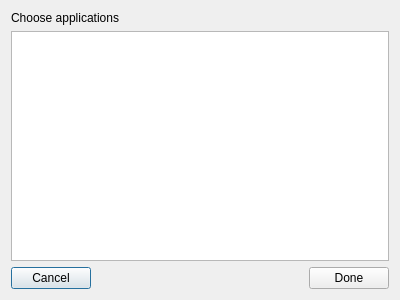
The window that src/gui/widgets/schedule/applicationdialog.ui (bergamontt/sunflower) describes before a commit, drawn with Qt 5.
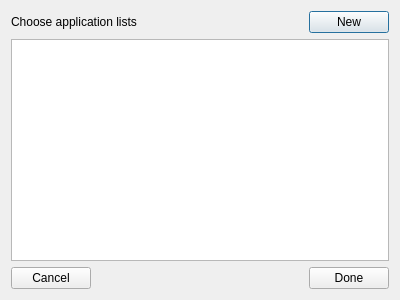
The same window after the commit. Icons and pictures are not drawn.

Commit message: feat(#55): implement application list creation dialog

```diff
--- a/src/gui/widgets/schedule/applicationdialog.ui
+++ b/src/gui/widgets/schedule/applicationdialog.ui
@@ -15,11 +15,32 @@
   </property>
   <layout class="QVBoxLayout" name="verticalLayout">
    <item>
+    <layout class="QHBoxLayout" name="horizontalLayout">
+     <item>
     <widget class="QLabel" name="title">
+       <property name="sizePolicy">
+        <sizepolicy hsizetype="Expanding" vsizetype="Preferred">
+         <horstretch>0</horstretch>
+         <verstretch>0</verstretch>
+        </sizepolicy>
+       </property>
      <property name="text">
-      <string>Choose applications </string>
-     </property>
-    </widget>
+        <string>Choose application lists</string>
+       </property>
+      </widget>
+     </item>
+     <item>
+      <widget class="QPushButton" name="newListButton">
+       <property name="text">
+        <string>New</string>
+       </property>
+       <property name="icon">
+        <iconset resource="../../../../build/src/gui/.qt/rcc/gui.qrc">
+         <normaloff>:/gui/plus.svg</normaloff>:/gui/plus.svg</iconset>
+       </property>
+      </widget>
+     </item>
+    </layout>
    </item>
    <item>
     <widget class="QTreeWidget" name="applicationTree">
```
Lines whose indentation alone changed are shown as unchanged. The commit also changes 10 other files.
